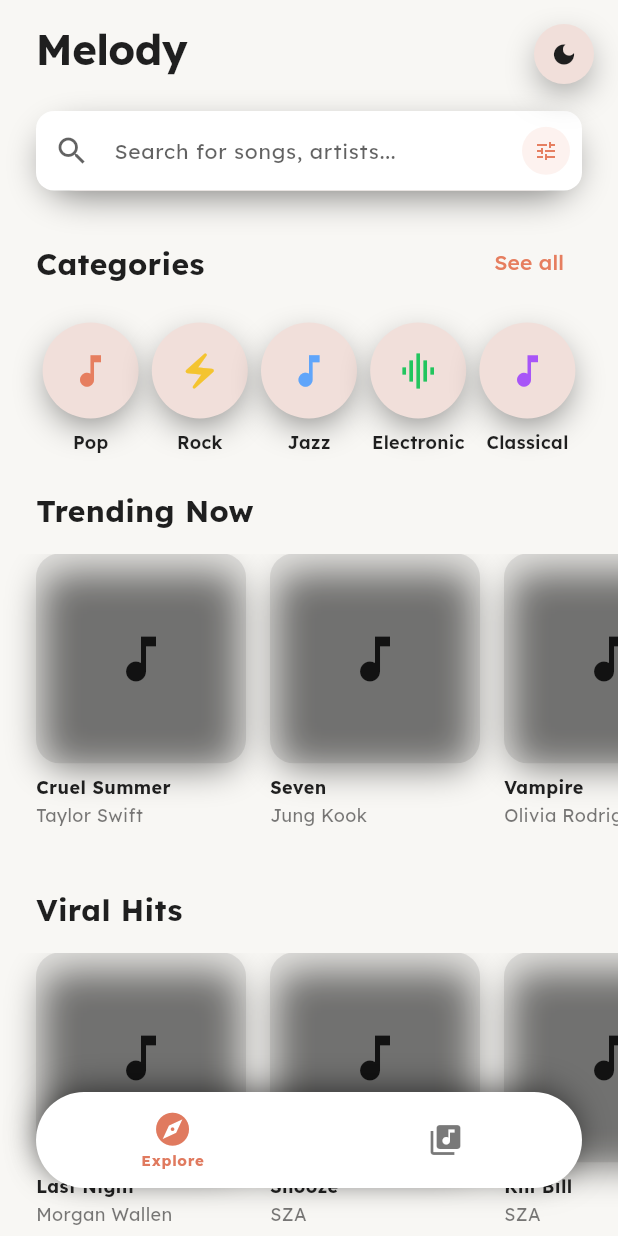
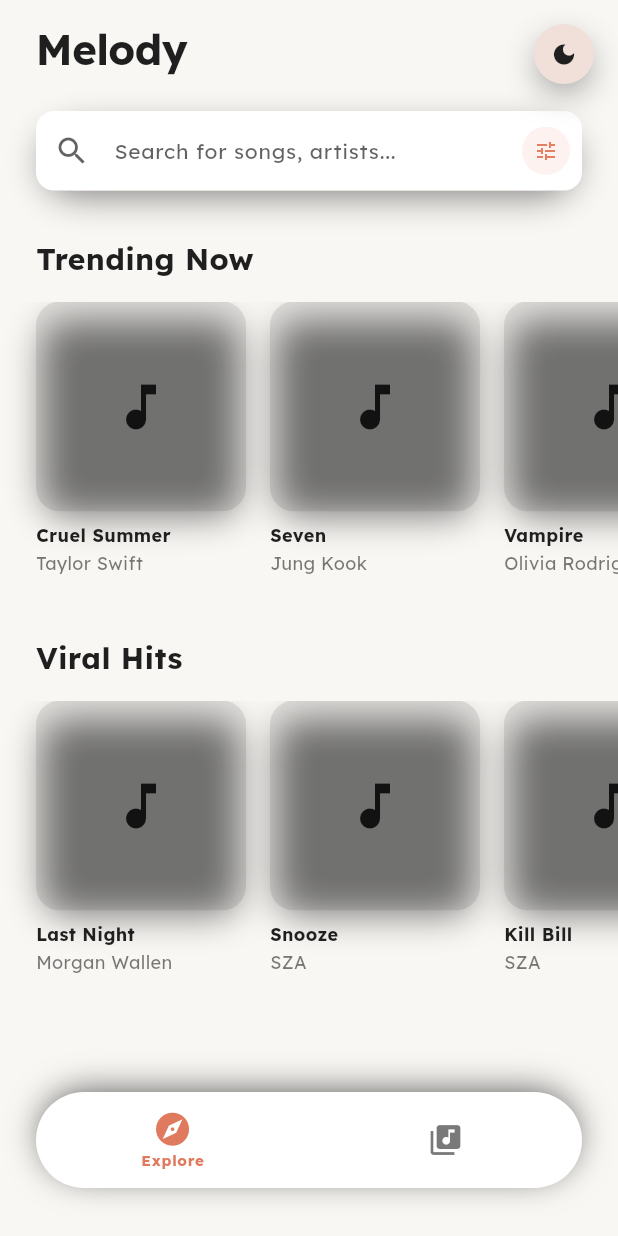
Before and after one commit to Mati-ur-rehman-017/Melody, a Flutter app: the screen it shows after launch, on a phone screen of 412 x 824 dp. Run offline on Flutter 3.47's test engine with Material 3 defaults, Android fonts, the phone set to English and light mode, and no system bars; our stand-ins replace audio_service, just_audio, palette_generator, shared_preferences, sqflite_common_ffi; missing offline and left inert: just_audio_media_kit, youtube_explode_dart; accounts and stored records are empty.

Commit message:
Removed Categories Section

```diff
--- a/lib/constants.dart
+++ b/lib/constants.dart
@@ -1,18 +1,3 @@
-/// Categories for the Discover screen
-class Category {
-  final String id;
-  final String name;
-  final String icon;
-  final int colorValue;
-
-  const Category({
-    required this.id,
-    required this.name,
-    required this.icon,
-    required this.colorValue,
-  });
-}
-
 /// Recommended track for the Discover screen
 class RecommendedTrack {
   final String id;
@@ -76,40 +61,6 @@
 
 /// App constants matching the React reference
 class AppConstants {
-  // Category data - Music genres
-  static const List<Category> categories = [
-    Category(
-      id: '1',
-      name: 'Pop',
-      icon: 'music_note',
-      colorValue: 0xFFE67E5F, // Primary - Terracotta
-    ),
-    Category(
-      id: '2',
-      name: 'Rock',
-      icon: 'electric_bolt',
-      colorValue: 0xFFF4C430, // Accent - Mustard
-    ),
-    Category(
-      id: '3',
-      name: 'Jazz',
-      icon: 'piano',
-      colorValue: 0xFF60A5FA, // Blue
-    ),
-    Category(
-      id: '4',
-      name: 'Electronic',
-      icon: 'graphic_eq',
-      colorValue: 0xFF22C55E, // Green
-    ),
-    Category(
-      id: '5',
-      name: 'Classical',
-      icon: 'piano',
-      colorValue: 0xFFA855F7, // Purple
-    ),
-  ];
-
   // Recommended tracks data - Modern music playlists
   static const List<RecommendedTrack> recommendedTracks = [
     RecommendedTrack(
--- a/lib/pages/discover_page.dart
+++ b/lib/pages/discover_page.dart
@@ -4,7 +4,6 @@
 import 'package:logging/logging.dart';
 import 'package:youtube_explode_dart/youtube_explode_dart.dart';
 
-import '../constants.dart';
 import '../models/trending_song.dart';
 import '../services/database_service.dart';
 import '../services/trending_service.dart';
@@ -489,7 +488,7 @@
     );
   }
 
-  /// Build discover content (categories + trending)
+  /// Build discover content (trending only)
   Widget _buildDiscoverContent() {
     return SingleChildScrollView(
       physics: const AlwaysScrollableScrollPhysics(),
@@ -497,9 +496,6 @@
       child: Column(
         crossAxisAlignment: CrossAxisAlignment.start,
         children: [
-          // Categories section
-          _buildCategoriesSection(),
-
           // Trending Now section
           TrendingSection(
             title: 'Trending Now',
@@ -530,119 +526,6 @@
         ],
       ),
     );
-  }
-
-  /// Build categories horizontal scroll
-  Widget _buildCategoriesSection() {
-    final theme = Theme.of(context);
-    return Column(
-      crossAxisAlignment: CrossAxisAlignment.start,
-      children: [
-        // Section header
-        Padding(
-          padding: const EdgeInsets.fromLTRB(24, 16, 24, 16),
-          child: Row(
-            mainAxisAlignment: MainAxisAlignment.spaceBetween,
-            children: [
-              Text(
-                'Categories',
-                style: AppTypography.heading2.copyWith(
-                  color: theme.colorScheme.onSurface,
-                ),
-              ),
-              TextButton(
-                onPressed: () {},
-                child: Text(
-                  'See all',
-                  style: AppTypography.labelLarge.copyWith(
-                    color: AppColors.primary,
-                  ),
-                ),
-              ),
-            ],
-          ),
-        ),
-
-        // Categories row - equally spaced
-        Padding(
-          padding: const EdgeInsets.symmetric(horizontal: 24),
-          child: Row(
-            mainAxisAlignment: MainAxisAlignment.spaceBetween,
-            children: AppConstants.categories.map((category) {
-              return Expanded(child: _buildCategoryItem(category));
-            }).toList(),
-          ),
-        ),
-      ],
-    );
-  }
-
-  /// Build individual category item
-  Widget _buildCategoryItem(Category category) {
-    final theme = Theme.of(context);
-    return GestureDetector(
-      onTap: () => _onCategoryTap(category.name),
-      child: Column(
-        children: [
-          // Category icon bubble
-          Container(
-            width: 64,
-            height: 64,
-            decoration: BoxDecoration(
-              color: theme.colorScheme.surfaceContainerHighest,
-              shape: BoxShape.circle,
-              boxShadow: AppShadows.bubbly,
-            ),
-            child: Icon(
-              _getCategoryIcon(category.icon),
-              color: Color(category.colorValue),
-              size: 28,
-            ),
-          ),
-          const SizedBox(height: 8),
-          // Category name
-          Text(
-            category.name,
-            style: AppTypography.labelMedium.copyWith(
-              color: theme.colorScheme.onSurface,
-            ),
-          ),
-        ],
-      ),
-    );
-  }
-
-  /// Get Flutter icon from string name
-  IconData _getCategoryIcon(String iconName) {
-    switch (iconName) {
-      case 'music_note':
-        return Icons.music_note;
-      case 'electric_bolt':
-        return Icons.electric_bolt;
-      case 'piano':
-        return Icons.music_note;
-      case 'graphic_eq':
-        return Icons.graphic_eq;
-      case 'touch_app':
-        return Icons.touch_app;
-      case 'hearing':
-        return Icons.hearing;
-      case 'campaign':
-        return Icons.campaign;
-      case 'visibility':
-        return Icons.visibility;
-      case 'psychology':
-        return Icons.psychology;
-      default:
-        return Icons.category;
-    }
-  }
-
-  /// Handle category tap - search for the category
-  void _onCategoryTap(String categoryName) {
-    final searchQuery = '$categoryName music';
-    _searchController.text = searchQuery;
-    _performLiveSearch(searchQuery);
   }
 
   /// Build search results view
--- a/lib/theme/app_theme.dart
+++ b/lib/theme/app_theme.dart
@@ -54,14 +54,6 @@
   static Color get cardDark => backgroundCard;
   static Color get textLight => textPrimary;
   static Color get shadowColor => Colors.black;
-
-  // Category colors for backward compatibility
-  static Color get categoryTouching => primary;
-  static Color get categoryListening =>
-      const Color(0xFF1DB954); // Spotify green
-  static Color get categorySpeaking => const Color(0xFF1E90FF); // Blue
-  static Color get categoryVisual => const Color(0xFFFF6B6B); // Red
-  static Color get categoryFocus => const Color(0xFF9B59B6); // Purple
 
   // Track backgrounds (now all dark)
   static Color get trackBg1 => surface;
```
